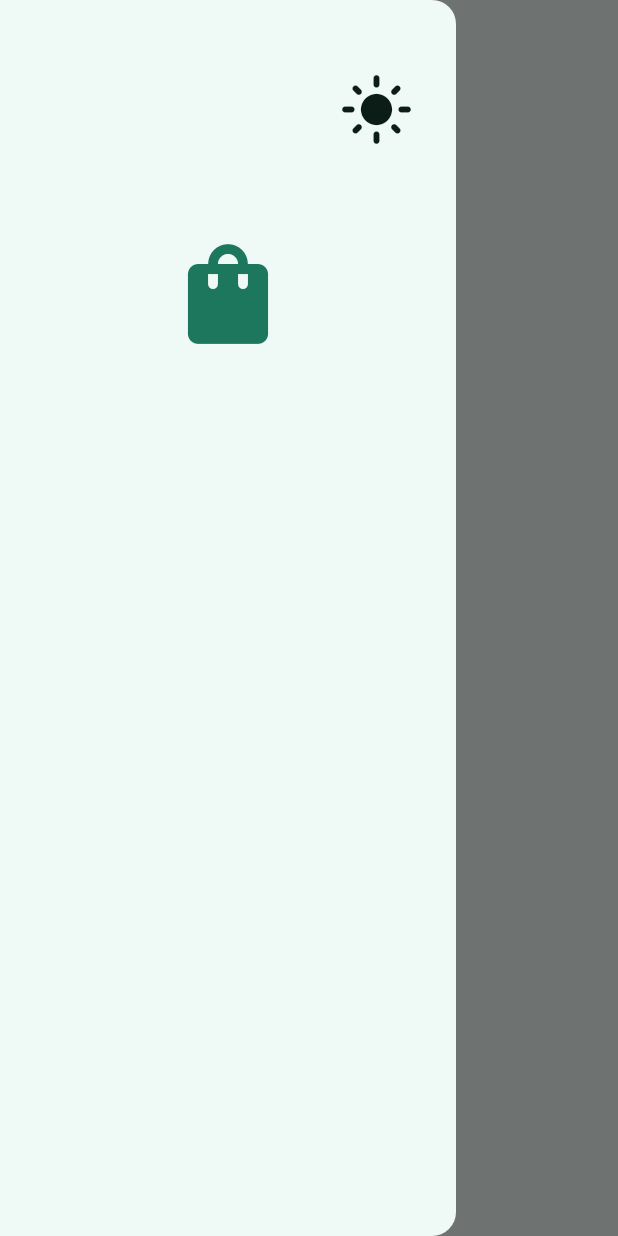
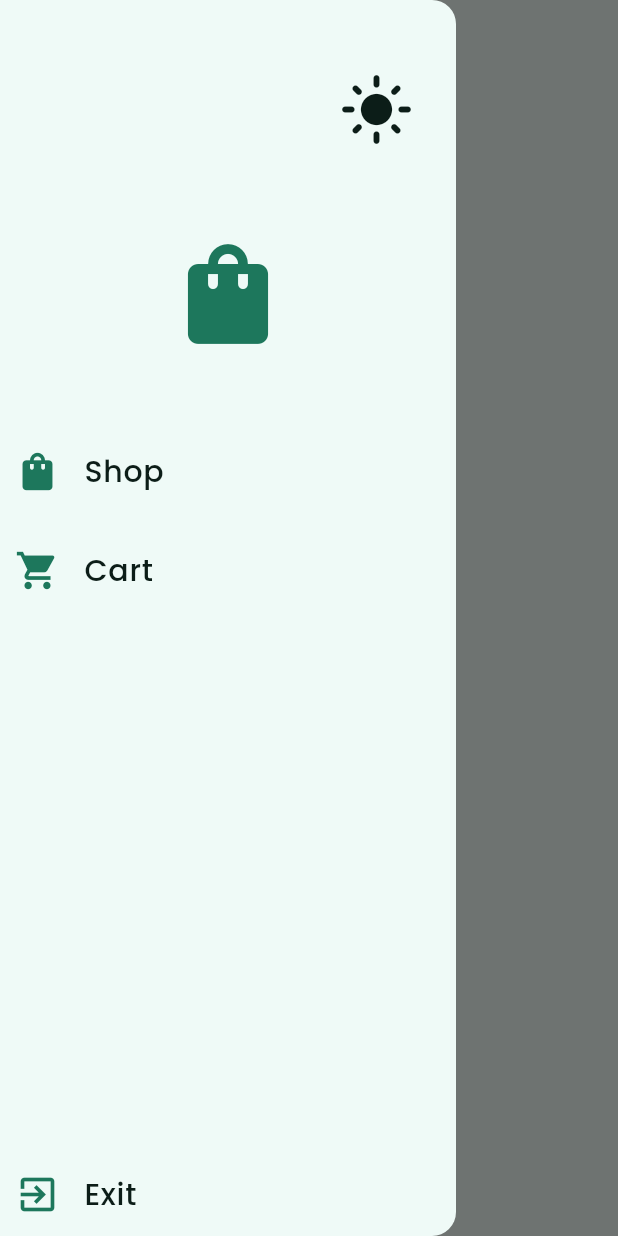
Before and after one commit to RavishkaB2003/Minimal-Ecommerce-App, a Flutter app: the Homepage screen opened by its route, with the side drawer open, on a phone screen of 412 x 824 dp. Run offline on Flutter 3.47's test engine with Material 3 defaults, Android fonts, the phone set to English and light mode, and no system bars; our stand-ins replace google_fonts.

Commit message:
App drawer is done with working navigation and created reusable components

```diff
--- a/lib/components/drawer.dart
+++ b/lib/components/drawer.dart
@@ -1,4 +1,5 @@
 import 'package:flutter/material.dart';
+import 'package:minimal_ecommerce/components/my_ListTile.dart';
 
 class AppDrawer extends StatelessWidget {
   final void Function()? onTap;
@@ -39,17 +40,32 @@ class AppDrawer extends StatelessWidget {
                     color: Theme.of(context).colorScheme.primary,
                       ),
                   ),
+                //shop tile
+                MyListTile(
+                  icon: Icons.shopping_bag,
+                  text: 'Shop',
+                  onTap: () => Navigator.pushNamed(context, '/shop'),
+                ),
+                SizedBox(height: 10),
+                //cart tile
+                MyListTile(
+                  icon: Icons.shopping_cart,
+                  text: 'Cart',
+                  onTap: () => Navigator.pushNamed(context, '/cart'),
+                ),
+                SizedBox(height: 10),
+                  //exit tile
 
-
-                //shop tile
-                //cart tile
-                  //exit tile
 
               ],
 
             ),
-          )
-
+          ),
+        MyListTile(
+                  text: 'Exit',
+                  icon: Icons.exit_to_app,
+                  onTap: () => Navigator.pushNamed(context, '/intro')
+                ),
         ],
       ),
     );
--- /dev/null
+++ b/lib/components/my_ListTile.dart
@@ -0,0 +1,38 @@
+// ignore: file_names
+import 'package:flutter/material.dart';
+import 'package:google_fonts/google_fonts.dart';
+
+class MyListTile extends StatelessWidget {
+  final void Function()? onTap;
+  final IconData? icon;
+  final String text;
+  const MyListTile({
+    super.key,
+    required this.onTap,
+    required this.icon,
+    required this.text,
+  });
+
+  @override
+  Widget build(BuildContext context) {
+    return ListTile(
+      contentPadding: EdgeInsets.symmetric(horizontal: 10),
+      onTap: onTap,
+      leading: Icon(
+        icon,
+        color: Theme.of(context).colorScheme.primary,
+        size: 30,
+      ),
+      title: Text(
+        text,
+        style: GoogleFonts.poppins(
+          textStyle: TextStyle(
+            color: Theme.of(context).textTheme.labelMedium?.color,
+            fontSize: 20,
+            fontWeight: FontWeight.w500,
+          ),
+        ),
+      ),
+    );
+  }
+}
```
Also changed, not shown: lib/pages/cart_page.dart (added, +34 -0 lines), lib/pages/shop_page.dart (added, +34 -0 lines).
